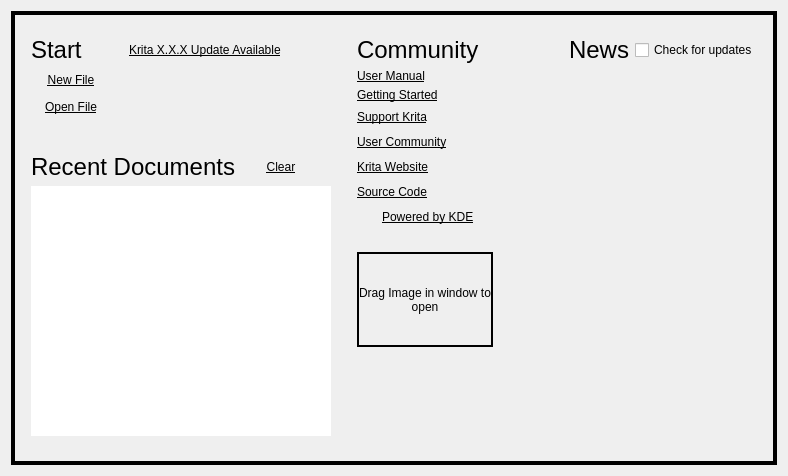
Before: the Qt Designer form libs/ui/forms/KisWelcomePage.ui in KDE/krita, drawn with Qt 5.
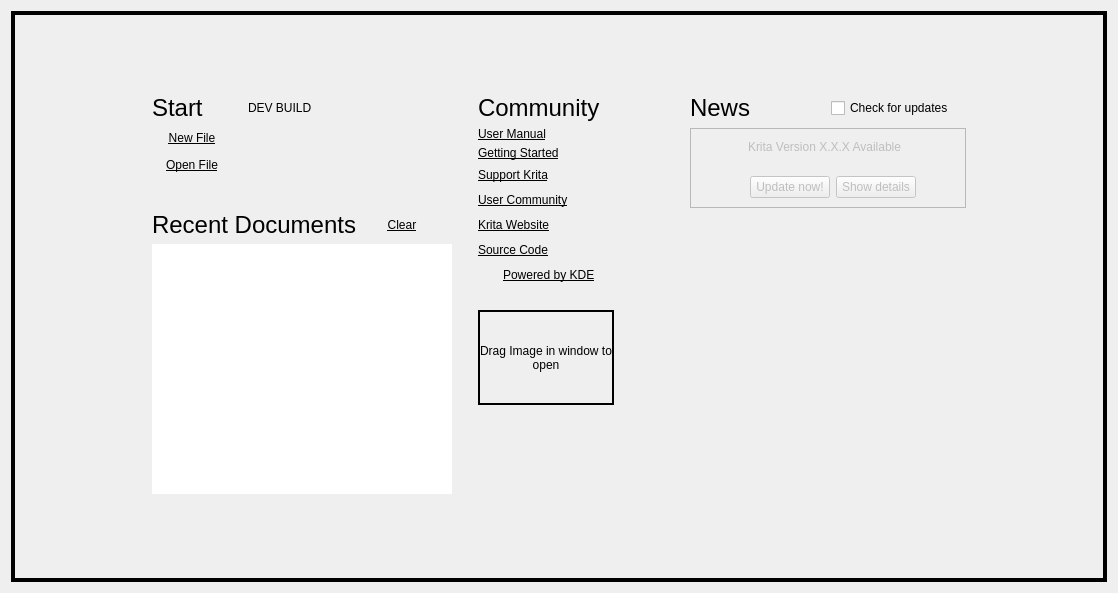
After: the same form once the commit is applied. Custom widgets are drawn as their Qt base class.

The edit to the form file:
```diff
--- a/libs/ui/forms/KisWelcomePage.ui
+++ b/libs/ui/forms/KisWelcomePage.ui
@@ -6,8 +6,8 @@
    <rect>
     <x>0</x>
     <y>0</y>
-    <width>788</width>
-    <height>476</height>
+    <width>1118</width>
+    <height>593</height>
    </rect>
   </property>
   <property name="sizePolicy">
@@ -35,7 +35,20 @@
       <number>0</number>
      </property>
      <layout class="QGridLayout" name="gridLayout">
-      <item row="1" column="2">
+      <item row="0" column="2">
+       <spacer name="verticalSpacer_3">
+        <property name="orientation">
+         <enum>Qt::Vertical</enum>
+        </property>
+        <property name="sizeHint" stdset="0">
+         <size>
+          <width>5</width>
+          <height>5</height>
+         </size>
+        </property>
+       </spacer>
+      </item>
+      <item row="2" column="2">
        <layout class="QVBoxLayout" name="verticalLayout">
         <property name="spacing">
          <number>5</number>
@@ -370,20 +383,7 @@
         </item>
        </layout>
       </item>
-      <item row="1" column="4">
-       <spacer name="horizontalSpacer_9">
-        <property name="orientation">
-         <enum>Qt::Horizontal</enum>
-        </property>
-        <property name="sizeHint" stdset="0">
-         <size>
-          <width>5</width>
-          <height>5</height>
-         </size>
-        </property>
-       </spacer>
-      </item>
-      <item row="2" column="1">
+      <item row="3" column="1">
        <spacer name="verticalSpacer_2">
         <property name="orientation">
          <enum>Qt::Vertical</enum>
@@ -396,33 +396,7 @@
         </property>
        </spacer>
       </item>
-      <item row="0" column="2">
-       <spacer name="verticalSpacer_3">
-        <property name="orientation">
-         <enum>Qt::Vertical</enum>
-        </property>
-        <property name="sizeHint" stdset="0">
-         <size>
-          <width>5</width>
-          <height>5</height>
-         </size>
-        </property>
-       </spacer>
-      </item>
-      <item row="1" column="0">
-       <spacer name="horizontalSpacer_11">
-        <property name="orientation">
-         <enum>Qt::Horizontal</enum>
-        </property>
-        <property name="sizeHint" stdset="0">
-         <size>
-          <width>5</width>
-          <height>5</height>
-         </size>
-        </property>
-       </spacer>
-      </item>
-      <item row="1" column="1">
+      <item row="2" column="1">
        <layout class="QVBoxLayout" name="verticalLayout_2">
         <property name="spacing">
          <number>5</number>
@@ -488,26 +462,9 @@
            </widget>
           </item>
           <item>
-           <widget class="QLabel" name="versionNotificationLabel">
-            <property name="sizePolicy">
-             <sizepolicy hsizetype="Preferred" vsizetype="Preferred">
-              <horstretch>0</horstretch>
-              <verstretch>0</verstretch>
-             </sizepolicy>
-            </property>
-            <property name="font">
-             <font>
-              <underline>true</underline>
-             </font>
-            </property>
+           <widget class="QLabel" name="devBuildLabel">
             <property name="text">
-             <string>Krita X.X.X Update Available</string>
-            </property>
-            <property name="indent">
-             <number>2</number>
-            </property>
-            <property name="openExternalLinks">
-             <bool>false</bool>
+             <string>DEV BUILD</string>
             </property>
            </widget>
           </item>
@@ -782,7 +739,33 @@
         </item>
        </layout>
       </item>
-      <item row="1" column="3">
+      <item row="2" column="0">
+       <spacer name="horizontalSpacer_11">
+        <property name="orientation">
+         <enum>Qt::Horizontal</enum>
+        </property>
+        <property name="sizeHint" stdset="0">
+         <size>
+          <width>5</width>
+          <height>5</height>
+         </size>
+        </property>
+       </spacer>
+      </item>
+      <item row="2" column="4">
+       <spacer name="horizontalSpacer_9">
+        <property name="orientation">
+         <enum>Qt::Horizontal</enum>
+        </property>
+        <property name="sizeHint" stdset="0">
+         <size>
+          <width>5</width>
+          <height>5</height>
+         </size>
+        </property>
+       </spacer>
+      </item>
+      <item row="2" column="3">
        <layout class="QVBoxLayout" name="verticalLayout_3">
         <item>
          <layout class="QHBoxLayout" name="horizontalLayout_12">
@@ -829,7 +812,165 @@
          </layout>
         </item>
         <item>
-         <widget class="KisNewsWidget" name="newsWidget" native="true"/>
+         <widget class="QFrame" name="updaterFrame">
+          <property name="enabled">
+           <bool>false</bool>
+          </property>
+          <property name="sizePolicy">
+           <sizepolicy hsizetype="Preferred" vsizetype="Preferred">
+            <horstretch>0</horstretch>
+            <verstretch>0</verstretch>
+           </sizepolicy>
+          </property>
+          <property name="maximumSize">
+           <size>
+            <width>16777215</width>
+            <height>200</height>
+           </size>
+          </property>
+          <property name="frameShape">
+           <enum>QFrame::StyledPanel</enum>
+          </property>
+          <property name="frameShadow">
+           <enum>QFrame::Raised</enum>
+          </property>
+          <layout class="QVBoxLayout" name="verticalLayout_5">
+           <item>
+            <layout class="QFormLayout" name="formLayout">
+             <item row="0" column="0">
+              <widget class="QPushButton" name="updateIcon">
+               <property name="enabled">
+                <bool>true</bool>
+               </property>
+               <property name="sizePolicy">
+                <sizepolicy hsizetype="Fixed" vsizetype="Fixed">
+                 <horstretch>0</horstretch>
+                 <verstretch>0</verstretch>
+                </sizepolicy>
+               </property>
+               <property name="minimumSize">
+                <size>
+                 <width>32</width>
+                 <height>32</height>
+                </size>
+               </property>
+               <property name="maximumSize">
+                <size>
+                 <width>50</width>
+                 <height>50</height>
+                </size>
+               </property>
+               <property name="text">
+                <string/>
+               </property>
+               <property name="iconSize">
+                <size>
+                 <width>32</width>
+                 <height>32</height>
+                </size>
+               </property>
+               <property name="flat">
+                <bool>true</bool>
+               </property>
+              </widget>
+             </item>
+             <item row="0" column="1">
+              <widget class="QLabel" name="versionNotificationLabel">
+               <property name="enabled">
+                <bool>false</bool>
+               </property>
+               <property name="sizePolicy">
+                <sizepolicy hsizetype="Preferred" vsizetype="Minimum">
+                 <horstretch>0</horstretch>
+                 <verstretch>0</verstretch>
+                </sizepolicy>
+               </property>
+               <property name="font">
+                <font>
+                 <underline>false</underline>
+                </font>
+               </property>
+               <property name="text">
+                <string>Krita Version X.X.X Available</string>
+               </property>
+               <property name="scaledContents">
+                <bool>false</bool>
+               </property>
+               <property name="alignment">
+                <set>Qt::AlignLeading|Qt::AlignLeft|Qt::AlignTop</set>
+               </property>
+               <property name="wordWrap">
+                <bool>true</bool>
+               </property>
+               <property name="indent">
+                <number>2</number>
+               </property>
+               <property name="openExternalLinks">
+                <bool>false</bool>
+               </property>
+              </widget>
+             </item>
+            </layout>
+           </item>
+           <item>
+            <layout class="QHBoxLayout" name="horizontalLayout_15">
+             <item>
+              <spacer name="horizontalSpacer_15">
+               <property name="orientation">
+                <enum>Qt::Horizontal</enum>
+               </property>
+               <property name="sizeType">
+                <enum>QSizePolicy::Fixed</enum>
+               </property>
+               <property name="sizeHint" stdset="0">
+                <size>
+                 <width>50</width>
+                 <height>20</height>
+                </size>
+               </property>
+              </spacer>
+             </item>
+             <item>
+              <widget class="QPushButton" name="bnVersionUpdate">
+               <property name="text">
+                <string>Update now!</string>
+               </property>
+              </widget>
+             </item>
+             <item>
+              <widget class="QPushButton" name="bnErrorDetails">
+               <property name="text">
+                <string>Show details</string>
+               </property>
+              </widget>
+             </item>
+             <item>
+              <spacer name="horizontalSpacer_16">
+               <property name="orientation">
+                <enum>Qt::Horizontal</enum>
+               </property>
+               <property name="sizeHint" stdset="0">
+                <size>
+                 <width>40</width>
+                 <height>20</height>
+                </size>
+               </property>
+              </spacer>
+             </item>
+            </layout>
+           </item>
+          </layout>
+         </widget>
+        </item>
+        <item>
+         <widget class="KisNewsWidget" name="newsWidget" native="true">
+          <property name="sizePolicy">
+           <sizepolicy hsizetype="Preferred" vsizetype="Expanding">
+            <horstretch>0</horstretch>
+            <verstretch>0</verstretch>
+           </sizepolicy>
+          </property>
+         </widget>
         </item>
        </layout>
       </item>
```
Left out of the diff: 2 changed lines with no effect on the pictures.
